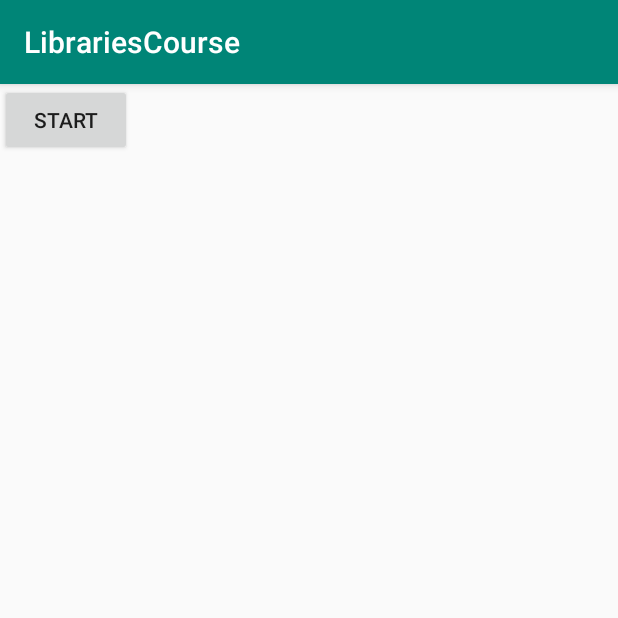
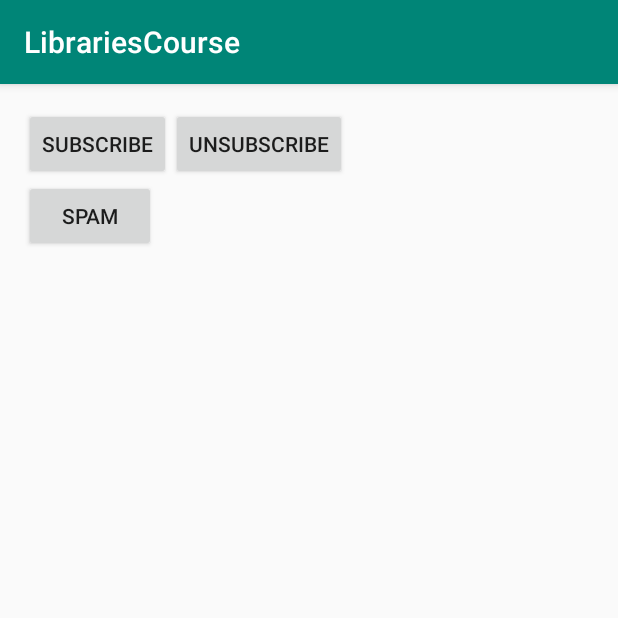
Before and after one commit to GorshkovTimur/LibrariesCourse, an Android app: the screen it shows after launch (AsyncTaskActivity before the commit, ObserverActivity after it), on a phone screen of 412 x 824 dp, the top half of it. Run offline under Robolectric (Android 15) with nearby library versions, the phone set to English and light mode, and no system bars.

Commit message:
ObserverActivity done

```diff
--- a/app/src/main/AndroidManifest.xml
+++ b/app/src/main/AndroidManifest.xml
@@ -9,7 +9,7 @@
         android:roundIcon="@mipmap/ic_launcher_round"
         android:supportsRtl="true"
         android:theme="@style/AppTheme">
-        <activity android:name=".Lesson2.AsyncTask.AsyncTaskActivity">
+        <activity android:name=".Lesson2.Observer.ObserverActivity">
             <intent-filter>
                 <action android:name="android.intent.action.MAIN" />
 
@@ -17,10 +17,11 @@
             </intent-filter>
 
         </activity>
-        <activity android:name=".MainMoxyActivity">
+        <activity android:name=".Lesson2.AsyncTask.AsyncTaskActivity">
 
         </activity>
-        <activity android:name=".MainActivity"></activity>
+        <activity android:name=".MainMoxyActivity"></activity>
+        <activity android:name=".MainActivity" />
     </application>
 
 </manifest>
--- /dev/null
+++ b/app/src/main/java/com/timmyg/librariescourse/Lesson2/Observer/Observable.java
@@ -0,0 +1,7 @@
+package com.timmyg.librariescourse.Lesson2.Observer;
+
+public interface Observable {
+    void subscribe(Observer observer);
+    void unsubscribe(Observer observer);
+    void notifyScribers();
+}
--- /dev/null
+++ b/app/src/main/java/com/timmyg/librariescourse/Lesson2/Observer/Observer.java
@@ -0,0 +1,5 @@
+package com.timmyg.librariescourse.Lesson2.Observer;
+
+public interface Observer {
+    void getNotify();
+}
--- /dev/null
+++ b/app/src/main/java/com/timmyg/librariescourse/Lesson2/Observer/ObserverActivity.java
@@ -0,0 +1,60 @@
+package com.timmyg.librariescourse.Lesson2.Observer;
+
+import androidx.appcompat.app.AppCompatActivity;
+
+import android.os.Bundle;
+import android.view.View;
+import android.widget.Button;
+
+import com.timmyg.librariescourse.R;
+
+public class ObserverActivity extends AppCompatActivity {
+
+    private Publisher slack;
+    private Subscriber me;
+
+    private Button button_subscribe;
+    private Button button_unsubscribe;
+    private Button button_spam;
+
+    @Override
+    protected void onCreate(Bundle savedInstanceState) {
+        super.onCreate(savedInstanceState);
+        setContentView(R.layout.activity_observer);
+
+        slack = new Publisher();
+        me = new Subscriber("Timur G.");
+
+
+        initUI();
+
+
+    }
+
+    private void initUI() {
+        button_subscribe = findViewById(R.id.subscribe);
+        button_unsubscribe = findViewById(R.id.unsubscribe);
+        button_spam = findViewById(R.id.spam);
+
+        button_subscribe.setOnClickListener(new View.OnClickListener() {
+            @Override
+            public void onClick(View view) {
+                slack.subscribe(me);
+            }
+        });
+
+        button_unsubscribe.setOnClickListener(new View.OnClickListener() {
+            @Override
+            public void onClick(View view) {
+                slack.unsubscribe(me);
+            }
+        });
+
+        button_spam.setOnClickListener(new View.OnClickListener() {
+            @Override
+            public void onClick(View view) {
+                slack.notifyScribers();
+            }
+        });
+    }
+}
--- /dev/null
+++ b/app/src/main/java/com/timmyg/librariescourse/Lesson2/Observer/Publisher.java
@@ -0,0 +1,31 @@
+package com.timmyg.librariescourse.Lesson2.Observer;
+
+import java.util.ArrayList;
+import java.util.List;
+
+public class Publisher implements Observable {
+
+    private List<Observer> observerList;
+
+    public Publisher() {
+        this.observerList = new ArrayList<>();
+    }
+
+    @Override
+    public void subscribe(Observer observer) {
+        observerList.add(observer);
+    }
+
+    @Override
+    public void unsubscribe(Observer observer) {
+        observerList.remove(observer);
+    }
+
+    @Override
+    public void notifyScribers() {
+        for (Observer o:observerList ) {
+            o.getNotify();
+
+        }
+    }
+}
--- /dev/null
+++ b/app/src/main/java/com/timmyg/librariescourse/Lesson2/Observer/Subscriber.java
@@ -0,0 +1,17 @@
+package com.timmyg.librariescourse.Lesson2.Observer;
+
+import android.util.Log;
+
+public class Subscriber implements Observer {
+
+    private String name;
+
+    public Subscriber(String name) {
+        this.name = name;
+    }
+
+    @Override
+    public void getNotify() {
+        Log.i(name,  " пришла ценнейшая информация в Slack с тегом @here");
+    }
+}
--- /dev/null
+++ b/app/src/main/res/layout/activity_observer.xml
@@ -0,0 +1,40 @@
+<?xml version="1.0" encoding="utf-8"?>
+<LinearLayout xmlns:android="http://schemas.android.com/apk/res/android"
+    xmlns:app="http://schemas.android.com/apk/res-auto"
+    xmlns:tools="http://schemas.android.com/tools"
+    android:layout_width="match_parent"
+    android:layout_height="match_parent"
+    android:orientation="vertical"
+    android:layout_margin="@dimen/margin"
+    tools:context=".Lesson2.Observer.ObserverActivity">
+
+    <LinearLayout
+        android:orientation="horizontal"
+
+        android:layout_width="match_parent"
+        android:layout_height="wrap_content">
+
+
+        <Button
+            android:id ="@+id/subscribe"
+            android:layout_width="wrap_content"
+            android:layout_height="wrap_content"
+            android:text="@string/button_subscribe"/>
+
+        <Button
+            android:id ="@+id/unsubscribe"
+            android:layout_width="wrap_content"
+            android:layout_height="wrap_content"
+            android:text="@string/button_unsubscribe"/>
+
+
+
+    </LinearLayout>
+
+    <Button
+        android:id="@+id/spam"
+        android:layout_width="wrap_content"
+        android:layout_height="wrap_content"
+        android:text="@string/button_spam" />
+
+</LinearLayout>
--- a/app/src/main/res/values/strings.xml
+++ b/app/src/main/res/values/strings.xml
@@ -3,4 +3,7 @@
     <string name="edit_text_hint">Enter string to concat</string>
     <string name="textview_hint">Here will be result of the concat</string>
     <string name="text_async_button">start</string>
+    <string name="button_subscribe">subscribe</string>
+    <string name="button_unsubscribe">unsubscribe</string>
+    <string name="button_spam">spam</string>
 </resources>
```
